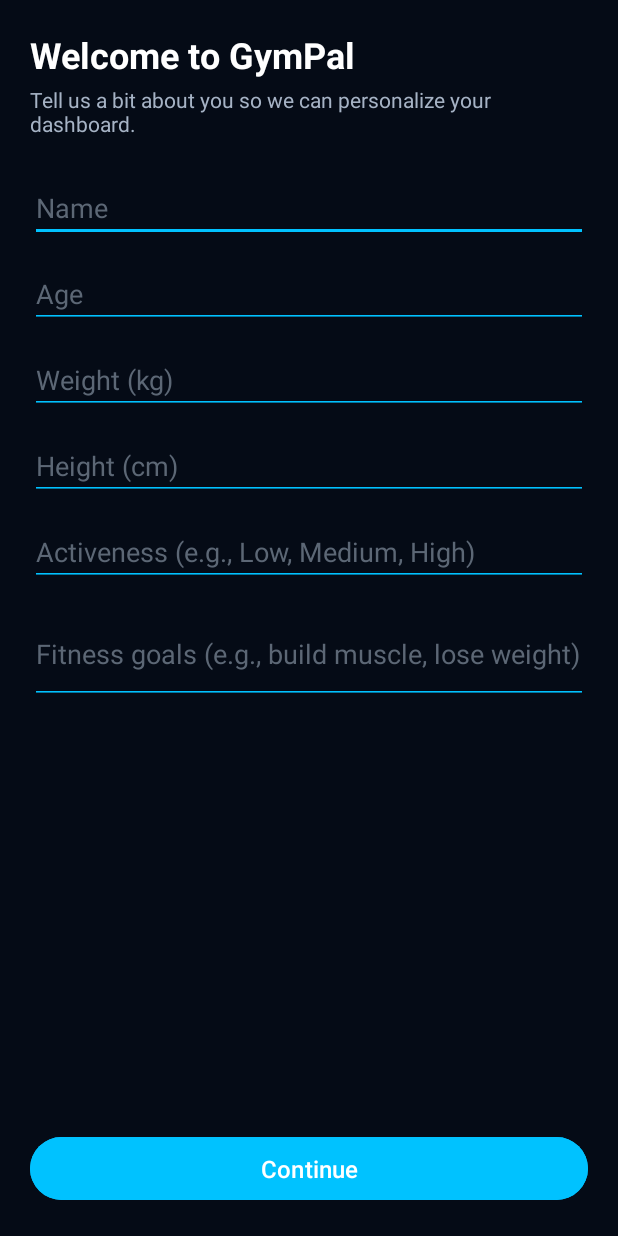
After one commit to lennythecreator/AndroidDevProject, an Android app: the layout activity_onboarding.xml on its own in the app's theme, with its tools: preview values and no code run, on a phone screen of 412 x 824 dp. The commit adds this screen. Run offline under Robolectric (Android 15) with nearby library versions, the phone set to English and light mode, and no system bars.

Commit message:
starting onboarding

```diff
--- /dev/null
+++ b/GymPal/app/src/main/java/com/example/gympal/model/UserProfile.kt
@@ -0,0 +1,10 @@
+package com.example.gympal.model
+
+data class UserProfile(
+    val name: String,
+    val age: Int,
+    val weightKg: Float,
+    val heightCm: Float,
+    val activeness: String,
+    val fitnessGoals: String
+)
--- /dev/null
+++ b/GymPal/app/src/main/res/layout/activity_onboarding.xml
@@ -0,0 +1,124 @@
+<?xml version="1.0" encoding="utf-8"?>
+<ScrollView xmlns:android="http://schemas.android.com/apk/res/android"
+    android:layout_width="match_parent"
+    android:layout_height="match_parent"
+    android:background="@color/colorBackgroundDark"
+    android:fillViewport="true">
+
+    <LinearLayout
+        android:id="@+id/onboardingRoot"
+        android:layout_width="match_parent"
+        android:layout_height="wrap_content"
+        android:orientation="vertical"
+        android:padding="20dp">
+
+        <TextView
+            android:id="@+id/tvOnboardingTitle"
+            android:layout_width="wrap_content"
+            android:layout_height="wrap_content"
+            android:text="@string/welcome_to_gympal"
+            android:textSize="24sp"
+            android:textStyle="bold"
+            android:textColor="@color/colorTextPrimary" />
+
+        <TextView
+            android:id="@+id/tvOnboardingSubtitle"
+            android:layout_width="wrap_content"
+            android:layout_height="wrap_content"
+            android:text="Tell us a bit about you so we can personalize your dashboard."
+            android:textSize="14sp"
+            android:textColor="@color/colorTextSecondary"
+            android:layout_marginTop="4dp" />
+
+        <!-- Name -->
+        <EditText
+            android:id="@+id/etName"
+            android:layout_width="match_parent"
+            android:layout_height="wrap_content"
+            android:hint="Name"
+            android:textColor="@color/colorTextPrimary"
+            android:textColorHint="@color/colorPlaceholderText"
+            android:layout_marginTop="24dp"
+            android:backgroundTint="@color/colorAccent" />
+
+        <!-- Age -->
+        <EditText
+            android:id="@+id/etAge"
+            android:layout_width="match_parent"
+            android:layout_height="wrap_content"
+            android:hint="Age"
+            android:inputType="number"
+            android:textColor="@color/colorTextPrimary"
+            android:textColorHint="@color/colorPlaceholderText"
+            android:layout_marginTop="12dp"
+            android:backgroundTint="@color/colorAccent" />
+
+        <!-- Weight -->
+        <EditText
+            android:id="@+id/etWeight"
+            android:layout_width="match_parent"
+            android:layout_height="wrap_content"
+            android:hint="Weight (kg)"
+            android:inputType="numberDecimal"
+            android:textColor="@color/colorTextPrimary"
+            android:textColorHint="@color/colorPlaceholderText"
+            android:layout_marginTop="12dp"
+            android:backgroundTint="@color/colorAccent" />
+
+        <!-- Height -->
+        <EditText
+            android:id="@+id/etHeight"
+            android:layout_width="match_parent"
+            android:layout_height="wrap_content"
+            android:hint="Height (cm)"
+            android:inputType="numberDecimal"
+            android:textColor="@color/colorTextPrimary"
+            android:textColorHint="@color/colorPlaceholderText"
+            android:layout_marginTop="12dp"
+            android:backgroundTint="@color/colorAccent" />
+
+        <!-- Activeness -->
+        <EditText
+            android:id="@+id/etActiveness"
+            android:layout_width="match_parent"
+            android:layout_height="wrap_content"
+            android:hint="Activeness (e.g., Low, Medium, High)"
+            android:textColor="@color/colorTextPrimary"
+            android:textColorHint="@color/colorPlaceholderText"
+            android:layout_marginTop="12dp"
+            android:backgroundTint="@color/colorAccent" />
+
+        <!-- Fitness goals -->
+        <EditText
+            android:id="@+id/etFitnessGoals"
+            android:layout_width="match_parent"
+            android:layout_height="wrap_content"
+            android:hint="Fitness goals (e.g., build muscle, lose weight)"
+            android:textColor="@color/colorTextPrimary"
+            android:textColorHint="@color/colorPlaceholderText"
+            android:layout_marginTop="12dp"
+            android:backgroundTint="@color/colorAccent"
+            android:minLines="2" />
+
+        <!-- Spacer -->
+        <View
+            android:layout_width="0dp"
+            android:layout_height="0dp"
+            android:layout_weight="1" />
+
+        <!-- Continue button -->
+        <Button
+            android:id="@+id/btnContinue"
+            android:layout_width="match_parent"
+            android:layout_height="wrap_content"
+            android:text="Continue"
+            android:textAllCaps="false"
+            android:textSize="16sp"
+            android:layout_marginTop="24dp"
+            android:paddingTop="10dp"
+            android:paddingBottom="10dp"
+            android:backgroundTint="@color/colorAccent"
+            android:textColor="@color/colorTextPrimary" />
+
+    </LinearLayout>
+</ScrollView>
--- a/GymPal/app/src/main/res/values/strings.xml
+++ b/GymPal/app/src/main/res/values/strings.xml
@@ -19,4 +19,5 @@
     <string name="_0_min">0 min</string>
     <string name="no_goals_yet">No goals yet</string>
     <string name="hi_user">Hi, User</string>
+    <string name="welcome_to_gympal">Welcome to GymPal</string>
 </resources>
```
